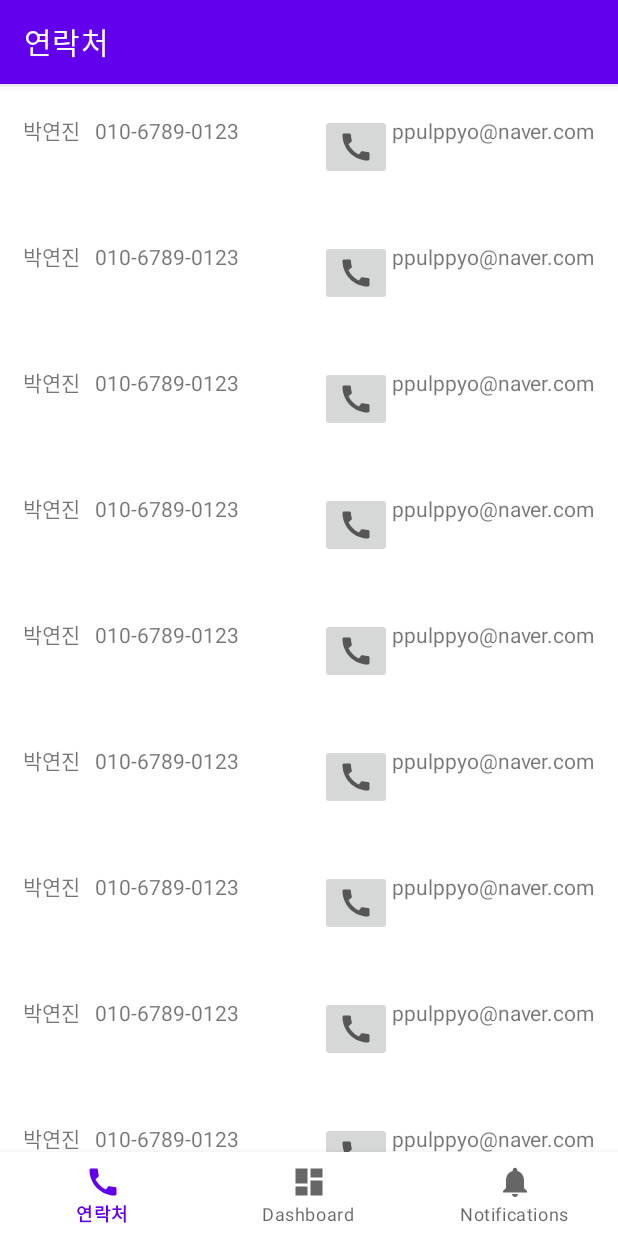
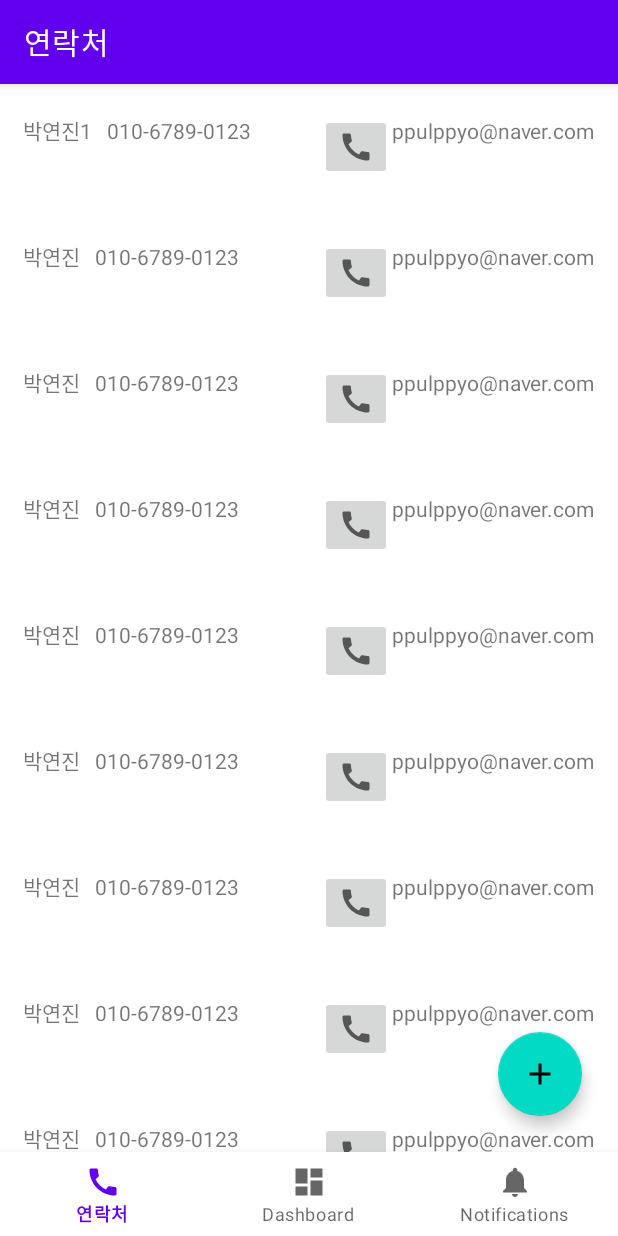
Before and after one commit to yjinpark1221/First-App, an Android app: the screen it shows after launch (MainActivity), on a phone screen of 412 x 824 dp. Run offline under Robolectric (Android 15) with nearby library versions, the phone set to English and light mode, and no system bars; our stand-ins replace navigation-ui.

Commit message:
set padding bottom(fragment_phonebook.xml) and add phone detail activity

```diff
--- a/app/build.gradle
+++ b/app/build.gradle
@@ -45,6 +45,7 @@ dependencies {
     implementation 'androidx.lifecycle:lifecycle-viewmodel-ktx:2.6.1'
     implementation 'androidx.navigation:navigation-fragment-ktx:2.6.0'
     implementation 'androidx.navigation:navigation-ui-ktx:2.6.0'
+    implementation 'androidx.preference:preference:1.2.0'
     testImplementation 'junit:junit:4.13.2'
     androidTestImplementation 'androidx.test.ext:junit:1.1.5'
     androidTestImplementation 'androidx.test.espresso:espresso-core:3.5.1'
--- a/app/src/main/java/com/example/firstapp/BoardAdapter.kt
+++ b/app/src/main/java/com/example/firstapp/BoardAdapter.kt
@@ -6,6 +6,8 @@ import androidx.recyclerview.widget.RecyclerView
 import android.view.ViewGroup
 import android.widget.TextView
 import android.view.View
+import android.widget.Button
+import android.widget.Toast
 
 class BoardAdapter(private val itemList: ArrayList<BoardItem>) :
     RecyclerView.Adapter<BoardAdapter.BoardViewHolder>() {
@@ -37,10 +39,14 @@ class BoardAdapter(private val itemList: ArrayList<BoardItem>) :
         val phone = itemView.findViewById<TextView>(R.id.phone)
         val email = itemView.findViewById<TextView>(R.id.email)
 
+//        val callbutton : Button = itemView.findViewById<Button>(R.id.call_btn)
         init {
             itemView.setOnClickListener{
                 itemClickListener?.onItemClick(adapterPosition)
             }
+//            callbutton.setOnClickListener{
+//                Toast.makeText(itemView.context, "${phone.toString()} 전화 연결...", Toast.LENGTH_SHORT).show()
+//            }
         }
     }
 }
--- a/app/src/main/java/com/example/firstapp/ui/phonebook/PhonebookFragment.kt
+++ b/app/src/main/java/com/example/firstapp/ui/phonebook/PhonebookFragment.kt
@@ -1,5 +1,6 @@
 package com.example.firstapp.ui.phonebook
 
+import android.content.Intent
 import android.os.Bundle
 import android.view.LayoutInflater
 import android.view.View
@@ -13,7 +14,9 @@ import androidx.recyclerview.widget.RecyclerView
 import com.example.firstapp.databinding.FragmentPhonebookBinding
 import com.example.firstapp.BoardItem
 import com.example.firstapp.BoardAdapter
+import com.example.firstapp.PhoneActivity
 import com.example.firstapp.R
+import com.google.android.material.floatingactionbutton.FloatingActionButton
 
 class PhonebookFragment : Fragment() {
 
@@ -39,6 +42,7 @@ class PhonebookFragment : Fragment() {
 
         val itemList = ArrayList<BoardItem>()
 
+        itemList.add(BoardItem("박연진1","010-6789-0123","ppulppyo@naver.com"))
         itemList.add(BoardItem("박연진","010-6789-0123","ppulppyo@naver.com"))
         itemList.add(BoardItem("박연진","010-6789-0123","ppulppyo@naver.com"))
         itemList.add(BoardItem("박연진","010-6789-0123","ppulppyo@naver.com"))
@@ -59,8 +63,7 @@ class PhonebookFragment : Fragment() {
         itemList.add(BoardItem("박연진","010-6789-0123","ppulppyo@naver.com"))
         itemList.add(BoardItem("박연진","010-6789-0123","ppulppyo@naver.com"))
         itemList.add(BoardItem("박연진","010-6789-0123","ppulppyo@naver.com"))
-        itemList.add(BoardItem("박연진","010-6789-0123","ppulppyo@naver.com"))
-        itemList.add(BoardItem("박연진","010-6789-0123","ppulppyo@naver.com"))
+        itemList.add(BoardItem("박연진end","010-6789-0123","ppulppyo@naver.com"))
 
 
         val boardAdapter = BoardAdapter(itemList)
@@ -76,6 +79,16 @@ class PhonebookFragment : Fragment() {
                 Toast.makeText(context, "${item.name} 클릭함", Toast.LENGTH_SHORT).show()
             }
         }
+
+        // fab (연락처 추가 기능)
+        val fab : FloatingActionButton = binding.phoneFab
+        fab.setOnClickListener {
+//            Toast.makeText(context, "+ 클릭함", Toast.LENGTH_SHORT).show()
+
+            val intent = Intent(context, PhoneActivity::class.java)
+            startActivity(intent)
+        }
+
         return root
     }
 
--- /dev/null
+++ b/app/src/main/res/drawable/ic_baseline_add_24.xml
@@ -0,0 +1,5 @@
+<vector android:height="24dp" android:tint="#000000"
+    android:viewportHeight="24" android:viewportWidth="24"
+    android:width="24dp" xmlns:android="http://schemas.android.com/apk/res/android">
+    <path android:fillColor="@android:color/white" android:pathData="M19,13h-6v6h-2v-6H5v-2h6V5h2v6h6v2z"/>
+</vector>
--- a/app/src/main/res/layout/fragment_phonebook.xml
+++ b/app/src/main/res/layout/fragment_phonebook.xml
@@ -4,6 +4,7 @@
     xmlns:tools="http://schemas.android.com/tools"
     android:layout_width="match_parent"
     android:layout_height="match_parent"
+    android:paddingBottom="?attr/actionBarSize"
     tools:context=".ui.phonebook.PhonebookFragment">
 
     <androidx.recyclerview.widget.RecyclerView
@@ -14,6 +15,16 @@
         app:layout_constraintTop_toTopOf="parent"
         app:layout_constraintLeft_toLeftOf="parent"
         app:layout_constraintRight_toRightOf="parent"
-        app:layout_constraintBottom_toBottomOf="parent"/>
+        app:layout_constraintBottom_toBottomOf="parent" />
+
+    <com.google.android.material.floatingactionbutton.FloatingActionButton
+        android:id="@+id/phone_fab"
+        android:layout_width="wrap_content"
+        android:layout_height="wrap_content"
+        android:layout_gravity="bottom|end"
+        android:layout_margin="24dp"
+        app:layout_constraintBottom_toBottomOf="parent"
+        app:layout_constraintRight_toRightOf="parent"
+        app:srcCompat="@drawable/ic_baseline_add_24" />
 
 </androidx.constraintlayout.widget.ConstraintLayout>
--- a/app/src/main/res/values/colors.xml
+++ b/app/src/main/res/values/colors.xml
@@ -7,4 +7,9 @@
     <color name="teal_700">#FF018786</color>
     <color name="black">#FF000000</color>
     <color name="white">#FFFFFFFF</color>
+    <color name="light_blue_600">#FF039BE5</color>
+    <color name="light_blue_900">#FF01579B</color>
+    <color name="light_blue_A200">#FF40C4FF</color>
+    <color name="light_blue_A400">#FF00B0FF</color>
+    <color name="black_overlay">#66000000</color>
 </resources>
--- a/app/src/main/res/values/dimens.xml
+++ b/app/src/main/res/values/dimens.xml
@@ -2,4 +2,5 @@
     <!-- Default screen margins, per the Android Design guidelines. -->
     <dimen name="activity_horizontal_margin">16dp</dimen>
     <dimen name="activity_vertical_margin">16dp</dimen>
+    <dimen name="fab_margin">16dp</dimen>
 </resources>
```
Also changed, not shown: app/src/main/AndroidManifest.xml (+7 -0 lines), app/src/main/java/com/example/firstapp/PhoneActivity.kt (added, +11 -0 lines), app/src/main/res/layout/activity_phone.xml (added, +10 -0 lines), app/src/main/res/values/strings.xml (+62 -0 lines).
